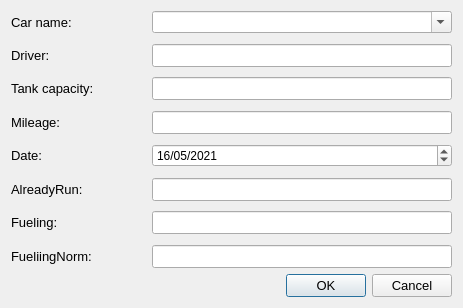
The window that insertrecord.ui (Vaelastrasz/CnF_Tracker) describes before a commit, drawn with Qt 5.
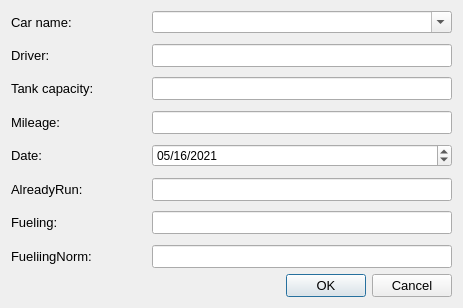
The same window after the commit.

Patch:
```diff
--- a/insertrecord.ui
+++ b/insertrecord.ui
@@ -430,7 +430,7 @@
      <item row="8" column="4">
       <widget class="QDateEdit" name="edit_date">
        <property name="displayFormat">
-        <string>dd/MM/yyyy</string>
+        <string>MM/dd/yyyy</string>
        </property>
        <property name="date">
         <date>
```
